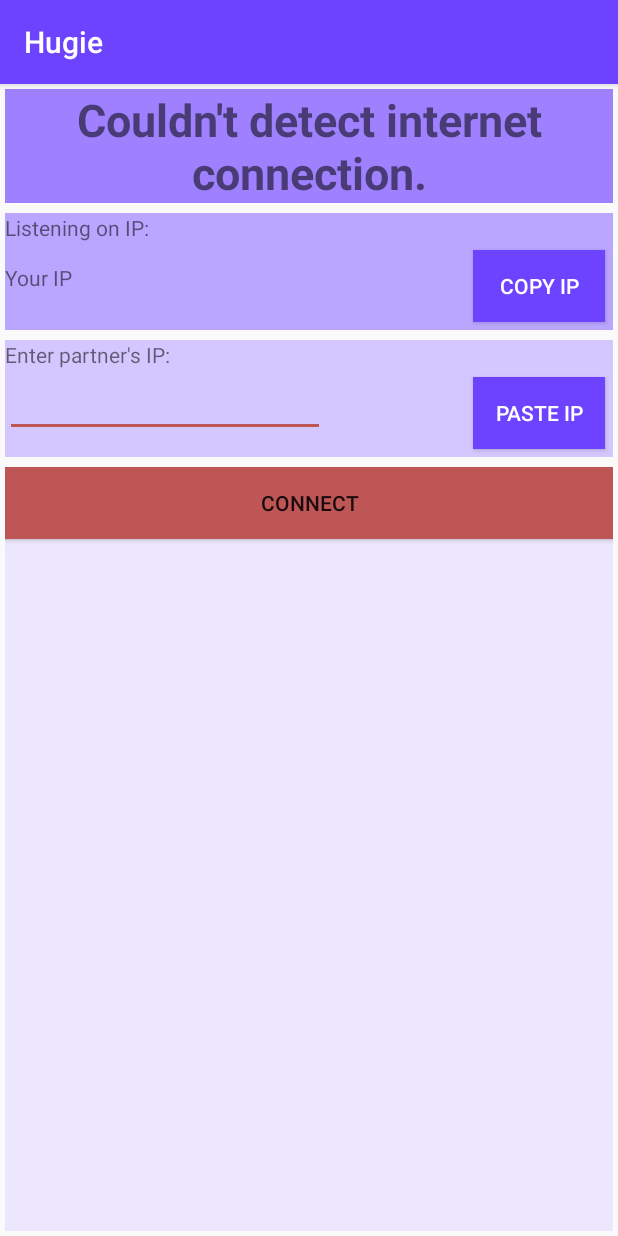
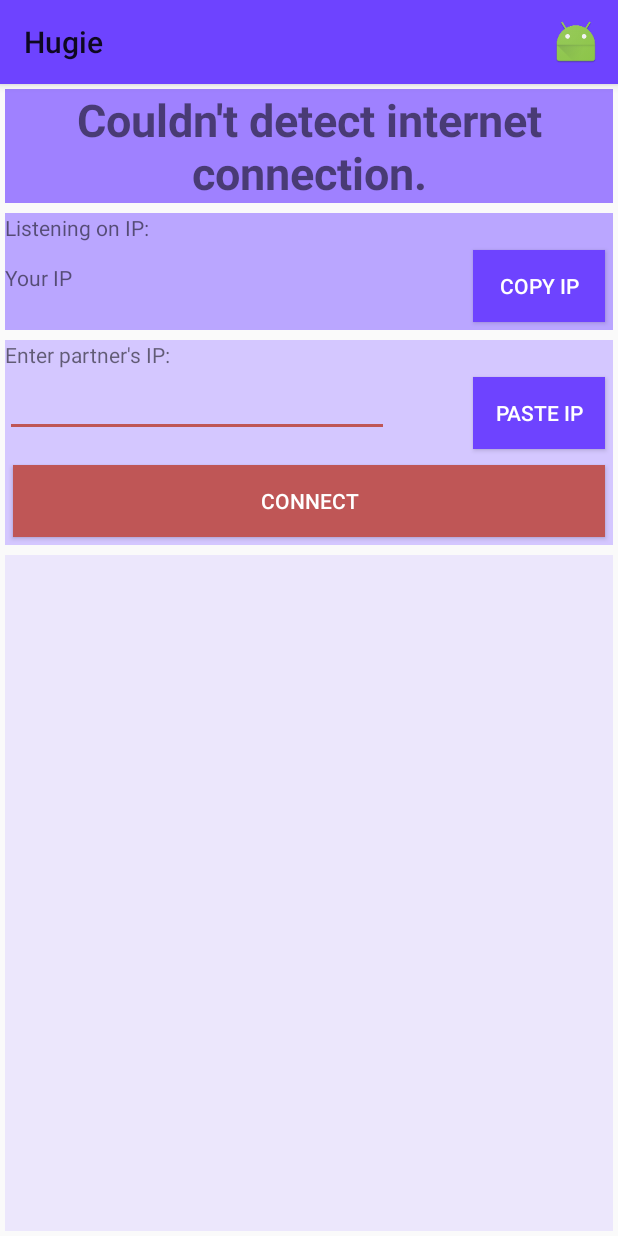
Before and after one commit to TobiMayr/hugie, an Android app: the screen it shows after launch (MainActivity), on a phone screen of 412 x 824 dp. Run offline under Robolectric (Android 15) with nearby library versions, the phone set to English and light mode, and no system bars.

Commit message:
added toolbar button

```diff
--- a/app/build.gradle
+++ b/app/build.gradle
@@ -26,4 +26,5 @@ dependencies {
     })
     compile 'com.android.support:appcompat-v7:25.1.0'
     testCompile 'junit:junit:4.12'
+    compile 'com.android.support:design:25.1.0'
 }
--- a/app/src/main/java/com/example/tobi/hugie/MainActivity.java
+++ b/app/src/main/java/com/example/tobi/hugie/MainActivity.java
@@ -6,7 +6,10 @@ import android.content.Context;
 import android.os.Handler;
 import android.support.v7.app.AppCompatActivity;
 import android.os.Bundle;
+import android.support.v7.widget.Toolbar;
 import android.util.Log;
+import android.view.Menu;
+import android.view.MenuItem;
 import android.view.View;
 import android.widget.Button;
 import android.widget.EditText;
@@ -55,6 +58,7 @@ public class MainActivity extends AppCompatActivity {
     private String serverIpAddress = "";
 
     private boolean connected = false;
+    private Toolbar toolbar;
 
 
     @Override
@@ -62,7 +66,8 @@ public class MainActivity extends AppCompatActivity {
         super.onCreate(savedInstanceState);
         setContentView(R.layout.activity_main);
         listeningOnText = (TextView) findViewById(R.id.listening_on);
-
+        toolbar = (Toolbar) findViewById(R.id.tool_bar);
+        setSupportActionBar(toolbar);
         SERVERIP = getLocalIpAddress();
 
         Thread fst = new Thread(new ServerThread());
@@ -90,6 +95,28 @@ public class MainActivity extends AppCompatActivity {
                 hugImage.setVisibility(View.VISIBLE);
             }
         });*/
+    }
+
+    @Override
+    public boolean onCreateOptionsMenu(Menu menu) {
+        // Inflate the menu; this adds items to the action bar if it is present.
+        getMenuInflater().inflate(R.menu.menu_main, menu);
+        return true;
+    }
+
+    @Override
+    public boolean onOptionsItemSelected(MenuItem item) {
+        // Handle action bar item clicks here. The action bar will
+        // automatically handle clicks on the Home/Up button, so long
+        // as you specify a parent activity in AndroidManifest.xml.
+        int id = item.getItemId();
+
+        //noinspection SimplifiableIfStatement
+        if (id == R.id.action_other) {
+            return true;
+        }
+
+        return super.onOptionsItemSelected(item);
     }
 
     public void CopyIp(){
--- a/app/src/main/res/layout/activity_main.xml
+++ b/app/src/main/res/layout/activity_main.xml
@@ -4,6 +4,11 @@
     xmlns:app="http://schemas.android.com/apk/res-auto"
     android:orientation="vertical" android:layout_width="match_parent"
     android:layout_height="match_parent">
+
+    <include
+        android:id="@+id/tool_bar"
+        layout="@layout/tool_bar"
+        />
 
     <TextView
         android:text="No status"
@@ -83,7 +88,7 @@
                 android:layout_height="wrap_content"
                 android:inputType="textPersonName"
                 android:text=""
-                android:ems="10"
+                android:ems="12"
                 android:id="@+id/server_ip"
                 android:layout_weight="0"/>
 
@@ -103,6 +108,17 @@
                 android:textColor="#FFF" />
 
         </LinearLayout>
+
+        <Button
+            android:text="@string/connect"
+            android:layout_width="match_parent"
+            android:layout_height="wrap_content"
+            android:id="@+id/connect_phones"
+            android:background="@color/colorAccent"
+            android:layout_weight="0"
+            android:layout_margin="5dp"
+            android:textColor="@android:color/white" />
+
     </LinearLayout>
 
     <LinearLayout
@@ -111,13 +127,6 @@
         android:layout_height="match_parent"
         android:background="@color/shade4"
         android:layout_margin="3dp">
-
-        <Button
-            android:text="@string/connect"
-            android:layout_width="match_parent"
-            android:layout_height="wrap_content"
-            android:id="@+id/connect_phones"
-            android:background="@color/colorAccent" />
 
         <ImageView
             android:layout_width="match_parent"
--- /dev/null
+++ b/app/src/main/res/layout/tool_bar.xml
@@ -0,0 +1,9 @@
+<?xml version="1.0" encoding="utf-8"?>
+<android.support.v7.widget.Toolbar
+    xmlns:android="http://schemas.android.com/apk/res/android"
+    android:layout_width="match_parent"
+    android:layout_height="wrap_content"
+    android:background="@color/colorPrimary"
+    android:elevation="4dp"
+    >
+</android.support.v7.widget.Toolbar>
--- /dev/null
+++ b/app/src/main/res/menu/menu_main.xml
@@ -0,0 +1,15 @@
+<?xml version="1.0" encoding="utf-8"?>
+<menu
+    xmlns:android="http://schemas.android.com/apk/res/android"
+    xmlns:app="http://schemas.android.com/apk/res-auto"
+    xmlns:tools="http://schemas.android.com/tools"
+    tools:context=".MainActivity">
+
+    <item
+        android:id="@+id/action_other"
+        android:orderInCategory="200"
+        android:title="Other"
+        android:icon="@mipmap/ic_launcher"
+        app:showAsAction="ifRoom"
+        />
+</menu>
--- a/app/src/main/res/values/styles.xml
+++ b/app/src/main/res/values/styles.xml
@@ -1,7 +1,7 @@
 <resources>
 
     <!-- Base application theme. -->
-    <style name="AppTheme" parent="Theme.AppCompat.Light.DarkActionBar">
+    <style name="AppTheme" parent="Theme.AppCompat.Light.NoActionBar">
         <!-- Customize your theme here. -->
         <item name="colorPrimary">@color/colorPrimary</item>
         <item name="colorPrimaryDark">@color/colorPrimaryDark</item>
```
